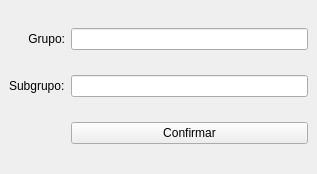
Old version of the form blustock/uis/submenu_subgrupo.ui in the repository MaxAPBusiness/Blustock.
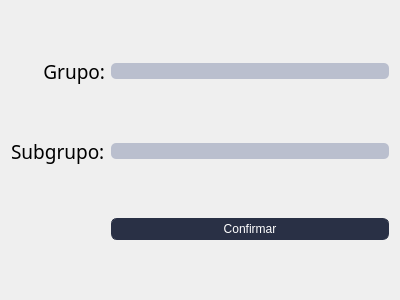
New version of the form. Icons and pictures are not drawn.

Commit message: Paso los Windows a Widgets

Patch:
```diff
--- a/blustock/uis/submenu_subgrupo.ui
+++ b/blustock/uis/submenu_subgrupo.ui
@@ -1,28 +1,106 @@
 <?xml version="1.0" encoding="UTF-8"?>
 <ui version="4.0">
- <class>MainWindow</class>
- <widget class="QMainWindow" name="MainWindow">
+ <class>Form</class>
+ <widget class="QWidget" name="Form">
   <property name="geometry">
    <rect>
     <x>0</x>
     <y>0</y>
-    <width>317</width>
-    <height>174</height>
+    <width>400</width>
+    <height>300</height>
    </rect>
   </property>
   <property name="windowTitle">
    <string>MainWindow</string>
   </property>
   <property name="styleSheet">
-   <string notr="true">@import url('https://fonts.googleapis.com/css2?family=Oswald:wght@200;400;700&amp;display=swap');
-
-*{
-    font-family: 'Raleway-blod';
+   <string notr="true">*{
+    font-family: 'Oswald', sans-serif;
     font-weight: 400;
 }
 
+QMenuBar{
+    background-color: #293045;
+    padding: 0;    
+    font-size: 14px;
+    color:white;
+}
+
+QMenuBar:item{
+    padding: 17px;
+    border-radius: 10px;
+
+}
+
+QMenuBar:item:selected{
+    background-color: #768AC5;
+    color:black;
+    border-radius: 5px;
+    margin: 10px;
+    
+    
+
+}
+
+QMenu{
+    background-color: #293045;
+
+    color: white;
+}
+
+QMenu:item{
+    padding: 5px;
+    border-radius: 5px;
+}
+
+QMenu:item:selected{
+    background-color: #768AC5;
+    color:white;
+
+}
+Qmenu#icon{
+   icon:size 40px; 
+    
+}
+
+
+QRadioButton:indicator{
+    border-style: solid;
+    border-color:  #293045;
+    border-radius: 6%;
+    border-width:  2px;
+    background-color: #BABFCE;
+}
+QRadioButton::indicator:checked{
+    background-color: #768AC5;
+}
+
 #label{
-    font-size: 20px;
+    font-size: 35px;
+}
+
+#usuariosLabel{
+    font-size: 14px;
+}
+
+#contraseALabel{
+    font-size: 14px;
+}
+
+#usuariosLineEdit{
+    width: 170px;
+    height: 20px;
+    border-radius: 10px;
+}
+
+#passwordLineEdit{
+    width: 170px;
+    height: 20px;
+    border-radius: 10px;
+}
+
+#labelprofesores{
+    font-size: 26px;
 }
 
 QLineEdit{
@@ -36,13 +114,16 @@
     height: 200px;
 }
 
+
+
 QPushButton{
     border-color:#293045;
     border-style: solid;
     border-width: 1px;
-    border-radius: 5px;
-    background-color: #BABFCE;
-    color:#293045;
+    border-radius: 6px;
+    background-color: #293045;
+    color:#ffffff;
+    padding: 3px 8px;
 
 }
 QPushButton:hover{
@@ -60,23 +141,25 @@
     border-radius: 15%;
 }
 
-#pushButton_2,#pushButton_3,#pushButton_4{
-    width: 20px;
-    height: 30px;
-}
-
 </string>
   </property>
-  <widget class="QWidget" name="centralwidget">
-   <layout class="QGridLayout" name="gridLayout_2">
+  <layout class="QGridLayout" name="gridLayout">
     <item row="0" column="0">
-     <widget class="QLabel" name="label_7">
+    <widget class="QLabel" name="grupo">
       <property name="maximumSize">
        <size>
         <width>16777215</width>
         <height>16777215</height>
        </size>
       </property>
+     <property name="font">
+      <font>
+       <family>Oswald</family>
+       <pointsize>14</pointsize>
+       <weight>50</weight>
+       <bold>false</bold>
+      </font>
+     </property>
       <property name="text">
        <string>Grupo:</string>
       </property>
@@ -88,6 +171,27 @@
       </property>
      </widget>
     </item>
+   <item row="0" column="1">
+    <widget class="QLineEdit" name="lineEdit_2"/>
+   </item>
+   <item row="1" column="0">
+    <widget class="QLabel" name="subgrupo">
+     <property name="font">
+      <font>
+       <family>Oswald</family>
+       <pointsize>14</pointsize>
+       <weight>50</weight>
+       <bold>false</bold>
+      </font>
+     </property>
+     <property name="text">
+      <string>Subgrupo:</string>
+     </property>
+    </widget>
+   </item>
+   <item row="1" column="1">
+    <widget class="QLineEdit" name="lineEdit"/>
+   </item>
     <item row="2" column="1">
      <widget class="QPushButton" name="pushButton">
       <property name="layoutDirection">
@@ -98,21 +202,7 @@
       </property>
      </widget>
     </item>
-    <item row="1" column="1">
-     <widget class="QLineEdit" name="lineEdit"/>
-    </item>
-    <item row="1" column="0">
-     <widget class="QLabel" name="label">
-      <property name="text">
-       <string>Subgrupo:</string>
-      </property>
-     </widget>
-    </item>
-    <item row="0" column="1">
-     <widget class="QLineEdit" name="lineEdit_2"/>
-    </item>
-   </layout>
-  </widget>
+  </layout>
  </widget>
  <resources/>
  <connections/>
```
Left out of the diff: 4 changed lines with no effect on the pictures. Lines whose indentation alone changed are shown as unchanged. The commit also changes 13 other files.
